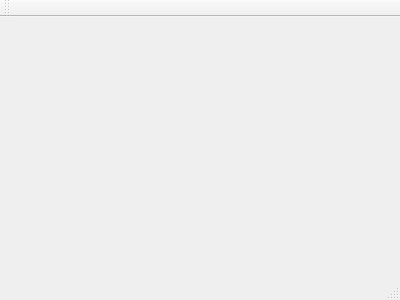
This is Desarrollo_transito/RSTenCO/mainwindow.ui in felipelvira/RSTenCO as Qt 5 draws it before an edit. The edited form follows.
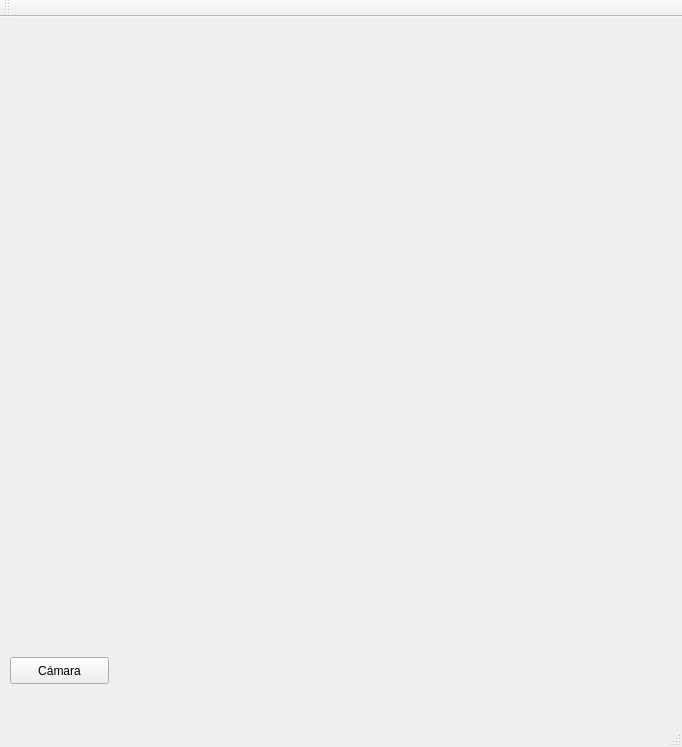
This is the edited form.

The edit to the form file:
```diff
--- a/Desarrollo_transito/RSTenCO/mainwindow.ui
+++ b/Desarrollo_transito/RSTenCO/mainwindow.ui
@@ -1,24 +1,79 @@
 <ui version="4.0">
  <class>MainWindow</class>
- <widget class="QMainWindow" name="MainWindow" >
-  <property name="geometry" >
+ <widget class="QMainWindow" name="MainWindow">
+  <property name="geometry">
    <rect>
     <x>0</x>
     <y>0</y>
-    <width>400</width>
-    <height>300</height>
+    <width>682</width>
+    <height>747</height>
    </rect>
   </property>
   <property name="windowTitle" >
    <string>MainWindow</string>
   </property>
-  <widget class="QMenuBar" name="menuBar" />
-  <widget class="QToolBar" name="mainToolBar" />
-  <widget class="QWidget" name="centralWidget" />
-  <widget class="QStatusBar" name="statusBar" />
+  <widget class="QWidget" name="centralWidget">
+   <widget class="QPushButton" name="pushButton">
+    <property name="geometry">
+     <rect>
+      <x>10</x>
+      <y>640</y>
+      <width>99</width>
+      <height>27</height>
+     </rect>
+    </property>
+    <property name="text">
+     <string>Cámara</string>
+    </property>
+   </widget>
+   <widget class="QLabel" name="lbl1">
+    <property name="geometry">
+     <rect>
+      <x>30</x>
+      <y>20</y>
+      <width>420</width>
+      <height>280</height>
+     </rect>
+    </property>
+    <property name="text">
+     <string/>
+    </property>
+   </widget>
+   <widget class="QLabel" name="lbl2">
+    <property name="geometry">
+     <rect>
+      <x>30</x>
+      <y>330</y>
+      <width>420</width>
+      <height>280</height>
+     </rect>
+    </property>
+    <property name="text">
+     <string/>
+    </property>
+   </widget>
+  </widget>
+  <widget class="QMenuBar" name="menuBar">
+   <property name="geometry">
+    <rect>
+     <x>0</x>
+     <y>0</y>
+     <width>682</width>
+     <height>25</height>
+    </rect>
+   </property>
+  </widget>
+  <widget class="QToolBar" name="mainToolBar">
+   <attribute name="toolBarArea">
+    <enum>TopToolBarArea</enum>
+   </attribute>
+   <attribute name="toolBarBreak">
+    <bool>false</bool>
+   </attribute>
+  </widget>
+  <widget class="QStatusBar" name="statusBar"/>
  </widget>
- <layoutDefault spacing="6" margin="11" />
- <pixmapfunction></pixmapfunction>
+ <layoutdefault spacing="6" margin="11"/>
  <resources/>
  <connections/>
 </ui>
```
Left out of the diff: 3 changed lines with no effect on the pictures.
